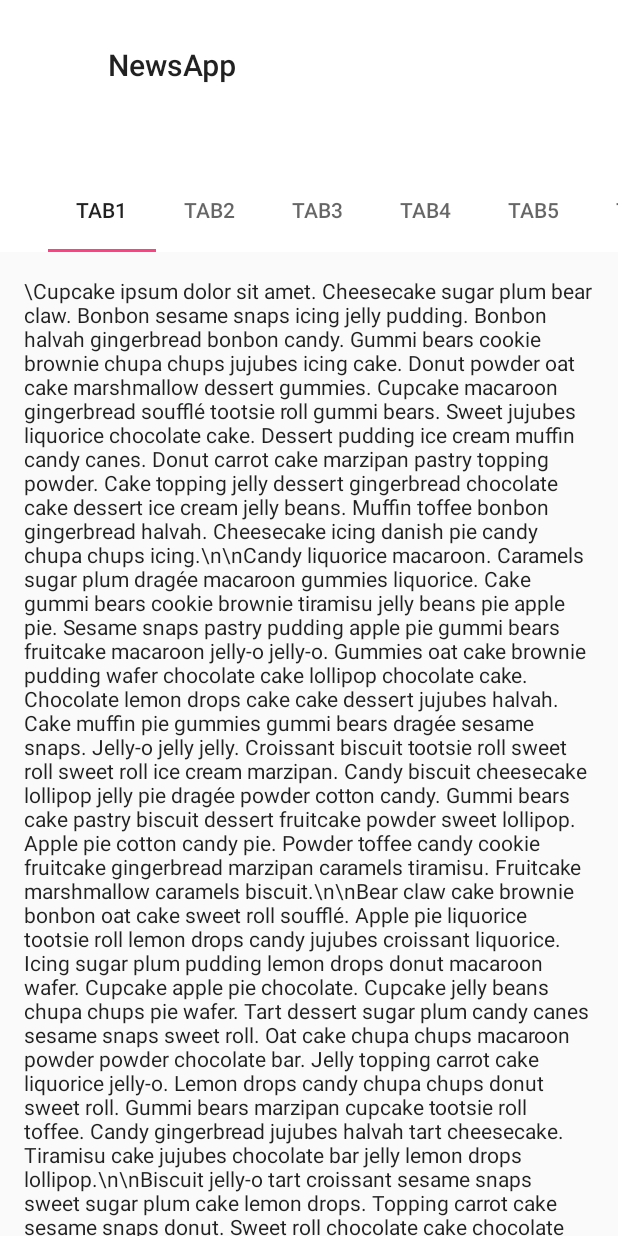
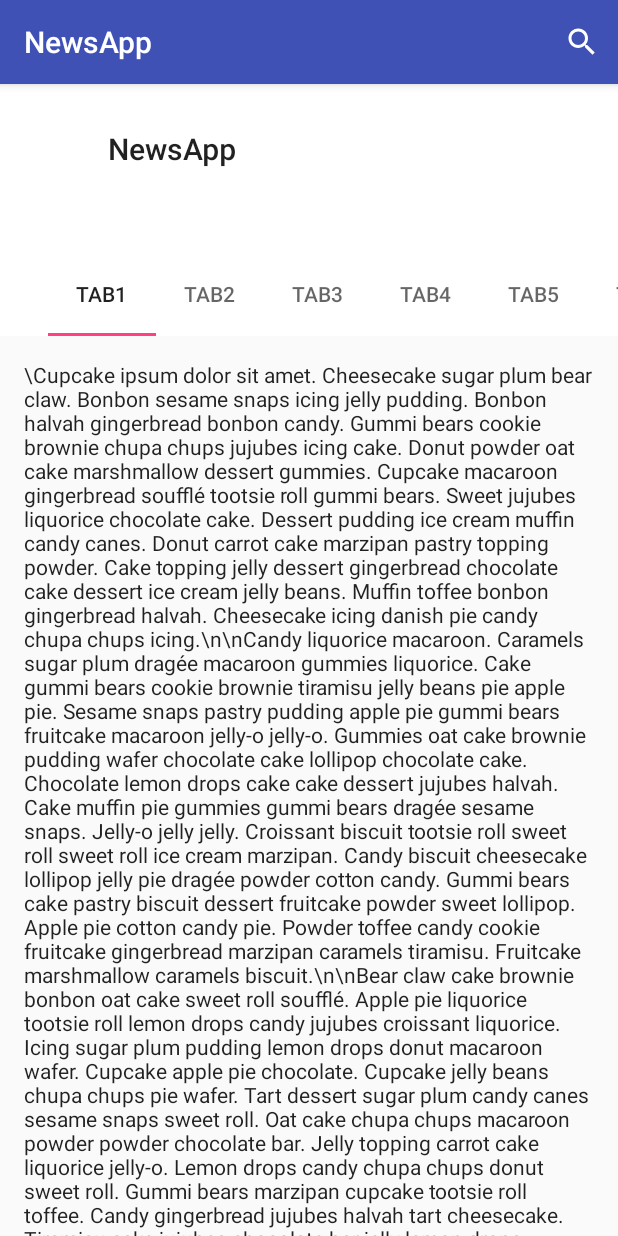
Before and after one commit to saipraneshm/NewsApp, an Android app: the screen it shows after launch (MainActivity), on a phone screen of 412 x 824 dp. Run offline under Robolectric (Android 15) with nearby library versions, the phone set to English and light mode, and no system bars.

Commit message:
Views, fragments and Activities created

```diff
--- a/app/build.gradle
+++ b/app/build.gradle
@@ -26,8 +26,10 @@ dependencies {
     })
     compile 'com.android.support:appcompat-v7:25.3.1'
     compile 'com.android.support.constraint:constraint-layout:1.0.2'
-    testCompile 'junit:junit:4.12'
     compile 'com.android.support:design:25.3.1'
     compile 'com.squareup.picasso:picasso:2.3.2'
     compile 'com.jakewharton:butterknife:8.7.0'
+    compile 'com.android.support:cardview-v7:25.3.1'
+    compile 'com.android.support:support-v4:25.3.1'
+    testCompile 'junit:junit:4.12'
 }
--- a/app/src/main/AndroidManifest.xml
+++ b/app/src/main/AndroidManifest.xml
@@ -16,6 +16,10 @@
                 <category android:name="android.intent.category.LAUNCHER"/>
             </intent-filter>
         </activity>
+        <activity android:name=".activities.NewsFeedActivity">
+        </activity>
+        <activity android:name=".activities.NewsFeedDetailActivity">
+        </activity>
     </application>
 
 </manifest>
--- a/app/src/main/java/com/myfitnesspal/assignment/newsapp/MainActivity.java
+++ b/app/src/main/java/com/myfitnesspal/assignment/newsapp/MainActivity.java
@@ -1,9 +1,18 @@
 package com.myfitnesspal.assignment.newsapp;
 
+import android.app.SearchManager;
+import android.content.Context;
 import android.support.design.widget.AppBarLayout;
 import android.support.design.widget.CollapsingToolbarLayout;
 import android.support.v7.app.AppCompatActivity;
 import android.os.Bundle;
+import android.support.v7.widget.SearchView;
+import android.support.v7.widget.Toolbar;
+import android.util.Log;
+import android.view.Menu;
+import android.view.MenuInflater;
+import android.view.MenuItem;
+import android.view.View;
 
 public class MainActivity extends AppCompatActivity {
 
@@ -17,6 +26,40 @@ public class MainActivity extends AppCompatActivity {
 
         AppBarLayout appBarLayout =(AppBarLayout) findViewById(R.id.app_bar_layout);
 
+        /*final SearchView searchView = (SearchView) findViewById(R.id.search_view_test);
+
+        searchView.setOnQueryTextListener(new SearchView.OnQueryTextListener() {
+            @Override
+            public boolean onQueryTextSubmit(String query) {
+                Log.d("MainActivity", "Query submitted "+ query);
+                return false;
+            }
+
+            @Override
+            public boolean onQueryTextChange(String newText) {
+                return false;
+            }
+        });*/
+/*        Toolbar toolbar = (Toolbar) findViewById(R.id.search_toolbar);
+        toolbar.inflateMenu(R.menu.activity_main_menu);
+        Menu test = toolbar.getMenu();
+
+        MenuItem searchItem = test.findItem(R.id.app_bar_search);
+        final SearchView searchView =(SearchView) searchItem.getActionView();
+
+        searchView.setOnQueryTextListener(new SearchView.OnQueryTextListener() {
+            @Override
+            public boolean onQueryTextSubmit(String query) {
+                Log.d("MainActivity", "Query submitted "+ query);
+                return false;
+            }
+
+            @Override
+            public boolean onQueryTextChange(String newText) {
+                return false;
+            }
+        });*/
+
         appBarLayout.addOnOffsetChangedListener(new AppBarLayout.OnOffsetChangedListener() {
             boolean isShow = false;
             int scrollRange = -1;
@@ -28,11 +71,43 @@ public class MainActivity extends AppCompatActivity {
                 if (scrollRange + verticalOffset == 0) {
                     collapsingToolbarLayout.setTitle(" ");
                     isShow = true;
+                   // searchView.setVisibility(View.GONE);
                 } else if(isShow) {
                     collapsingToolbarLayout.setTitle(getString(R.string.app_name));
                     isShow = false;
+                  //  searchView.setVisibility(View.VISIBLE);
                 }
             }
         });
     }
+
+
+    @Override
+    public boolean onCreateOptionsMenu(Menu menu) {
+        MenuInflater inflater = getMenuInflater();
+        inflater.inflate(R.menu.activity_main_menu, menu);
+        MenuItem searchItem = menu.findItem(R.id.app_bar_search);
+        SearchView searchView =(SearchView) searchItem.getActionView();
+
+        searchView.setOnClickListener(new View.OnClickListener() {
+            @Override
+            public void onClick(View view) {
+                if(getActionBar() !=null)
+                    getActionBar().setTitle(" ");
+            }
+        });
+        searchView.setOnQueryTextListener(new SearchView.OnQueryTextListener() {
+            @Override
+            public boolean onQueryTextSubmit(String query) {
+                Log.d("MainActivity", "Query submitted "+ query);
+                return false;
+            }
+
+            @Override
+            public boolean onQueryTextChange(String newText) {
+                return false;
+            }
+        });
+        return true;
+    }
 }
--- /dev/null
+++ b/app/src/main/res/drawable/ic_search_black_24dp.xml
@@ -0,0 +1,9 @@
+<vector xmlns:android="http://schemas.android.com/apk/res/android"
+        android:width="24dp"
+        android:height="24dp"
+        android:viewportWidth="24.0"
+        android:viewportHeight="24.0">
+    <path
+        android:fillColor="#FF000000"
+        android:pathData="M15.5,14h-0.79l-0.28,-0.27C15.41,12.59 16,11.11 16,9.5 16,5.91 13.09,3 9.5,3S3,5.91 3,9.5 5.91,16 9.5,16c1.61,0 3.09,-0.59 4.23,-1.57l0.27,0.28v0.79l5,4.99L20.49,19l-4.99,-5zM9.5,14C7.01,14 5,11.99 5,9.5S7.01,5 9.5,5 14,7.01 14,9.5 11.99,14 9.5,14z"/>
+</vector>
--- a/app/src/main/res/layout/activity_main.xml
+++ b/app/src/main/res/layout/activity_main.xml
@@ -13,6 +13,8 @@
         android:layout_height="168dp"
         android:background="#ffff">
 
+
+
         <android.support.design.widget.CollapsingToolbarLayout
             android:id="@+id/collapsing_toolbar_layout"
             android:layout_width="match_parent"
@@ -25,15 +27,19 @@
             app:expandedTitleTextAppearance="@style/TextAppearance.AppCompat.Widget.ActionBar.Title"
             app:layout_scrollFlags="scroll|exitUntilCollapsed">
 
+
             <android.support.v7.widget.Toolbar
+                android:id="@+id/search_toolbar"
                 android:layout_width="match_parent"
                 android:layout_height="?actionBarSize"
-                app:layout_collapseMode="none"/>
+                app:layout_collapseMode="pin"/>
+
 
             <android.support.design.widget.TabLayout
                 android:layout_marginLeft="32dp"
                 android:layout_width="match_parent"
                 android:layout_height="?actionBarSize"
+                app:tabTextAppearance="@style/TextAppearance.Design.Tab"
                 android:layout_gravity="bottom"
                 app:tabMode="scrollable"
                 app:layout_collapseMode="pin"
@@ -80,6 +86,7 @@
         android:layout_width="match_parent"
         app:layout_behavior="@string/appbar_scrolling_view_behavior"
         android:layout_height="wrap_content">
+
         <TextView
             android:layout_marginTop="16dp"
             android:textAppearance="@style/Base.TextAppearance.AppCompat.Body1"
--- /dev/null
+++ b/app/src/main/res/menu/activity_main_menu.xml
@@ -0,0 +1,11 @@
+<?xml version="1.0" encoding="utf-8"?>
+<menu xmlns:app="http://schemas.android.com/apk/res-auto"
+      xmlns:android="http://schemas.android.com/apk/res/android">
+
+    <item
+        android:id="@+id/app_bar_search"
+        app:actionViewClass="android.support.v7.widget.SearchView"
+        app:showAsAction="ifRoom"
+        android:icon="@drawable/ic_search_black_24dp"
+        android:title="@string/search"/>
+</menu>
--- a/app/src/main/res/values/colors.xml
+++ b/app/src/main/res/values/colors.xml
@@ -1,6 +1,6 @@
 <?xml version="1.0" encoding="utf-8"?>
 <resources>
-    <color name="colorPrimary">#3F51B5</color>
-    <color name="colorPrimaryDark">#303F9F</color>
+    <color name="colorPrimary">#3f51b5</color>
+    <color name="colorPrimaryDark">#303f9f</color>
     <color name="colorAccent">#FF4081</color>
 </resources>
--- a/app/src/main/res/values/styles.xml
+++ b/app/src/main/res/values/styles.xml
@@ -1,7 +1,7 @@
 <resources>
 
     <!-- Base application theme. -->
-    <style name="AppTheme" parent="Theme.AppCompat.Light.NoActionBar">
+    <style name="AppTheme" parent="Theme.AppCompat.Light.DarkActionBar">
         <!-- Customize your theme here. -->
         <item name="colorPrimary">@color/colorPrimary</item>
         <item name="colorPrimaryDark">@color/colorPrimaryDark</item>
```
Also changed, not shown: app/src/main/java/com/myfitnesspal/assignment/newsapp/abs/SingleFragmentActivity.java (added, +33 -0 lines), app/src/main/java/com/myfitnesspal/assignment/newsapp/activities/NewsFeedActivity.java (added, +14 -0 lines), app/src/main/java/com/myfitnesspal/assignment/newsapp/activities/NewsFeedDetailActivity.java (added, +14 -0 lines), app/src/main/java/com/myfitnesspal/assignment/newsapp/fragments/NewsFeedDetailFragment.java (added, +36 -0 lines), app/src/main/java/com/myfitnesspal/assignment/newsapp/fragments/NewsFeedFragment.java (added, +72 -0 lines), app/src/main/java/com/myfitnesspal/assignment/newsapp/utils/NetworkUtil.java (added, +19 -0 lines), app/src/main/res/layout/activity_single_fragment.xml (added, +10 -0 lines), app/src/main/res/layout/fragment_news_feed.xml (added, +8 -0 lines), app/src/main/res/layout/fragment_news_feed_detail.xml (added, +22 -0 lines), app/src/main/res/layout/news_list_item_layout.xml (added, +93 -0 lines), app/src/main/res/values/strings.xml (+7 -0 lines).
